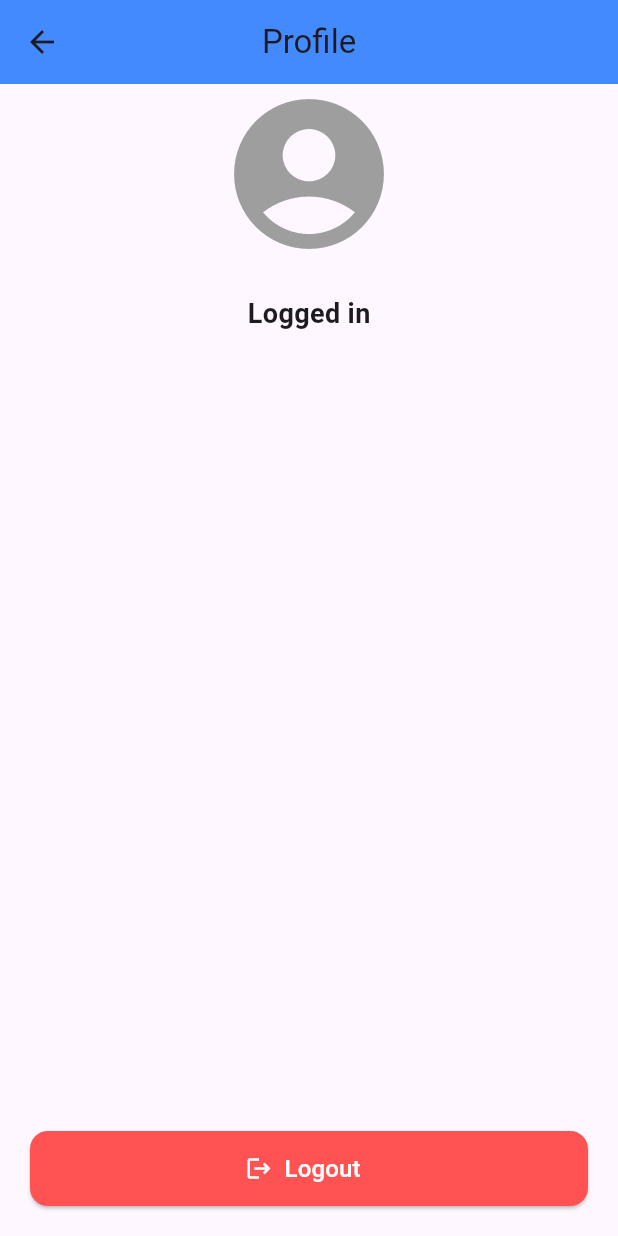
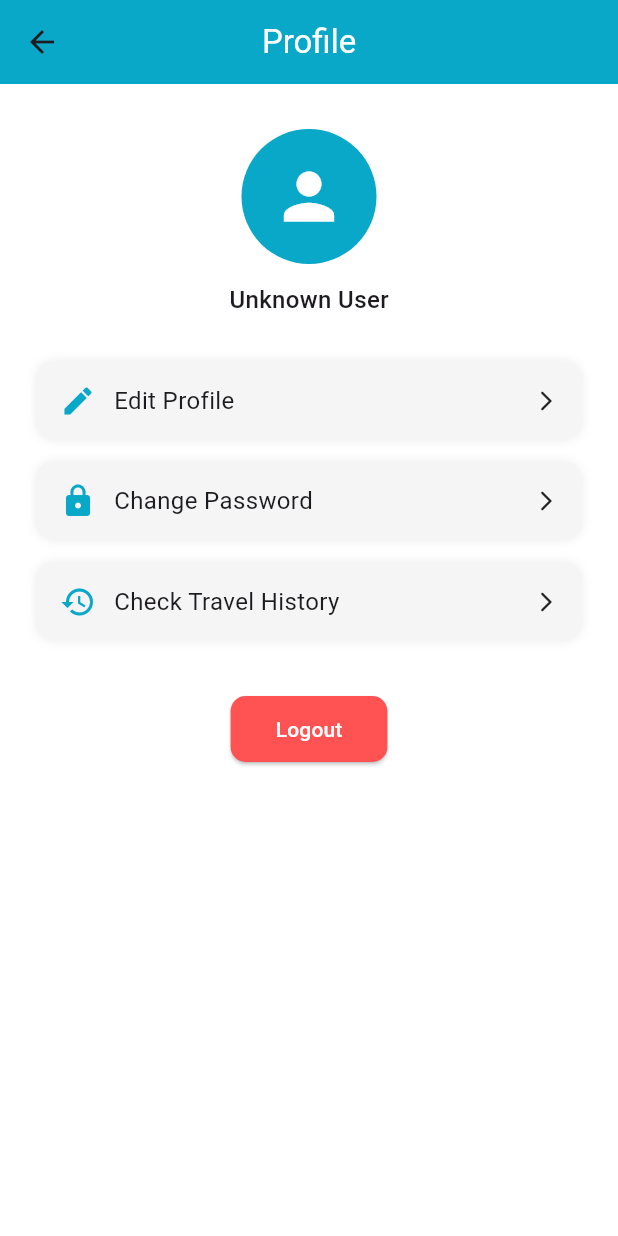
Before and after one commit to TenZinKS/Travvie-Mobile-App-Assignment, a Flutter app: the ProfileScreen screen opened directly, on a phone screen of 412 x 824 dp. Run offline on Flutter 3.47's test engine with Material 3 defaults, Android fonts, the phone set to English and light mode, and no system bars; our stand-ins replace dartz, equatable, flutter_bloc, flutter_signin_button, get_it, hive and 1 more; accounts and stored records are empty; generated files the repository leaves out were written again.

Commit message:
Updated Profile Screen UI and added features for Profile

```diff
--- a/lib/features/home/presentation/bottom_view/profile_screen.dart
+++ b/lib/features/home/presentation/bottom_view/profile_screen.dart
@@ -1,54 +1,118 @@
 import 'package:flutter/material.dart';
 import 'package:travvie/app/service_locator/service_locator.dart';
 import 'package:travvie/features/auth/domain/repository/auth_local_repository.dart';
-import 'package:travvie/features/auth/presentation/view/login_view.dart';
 
 class ProfileScreen extends StatelessWidget {
   const ProfileScreen({super.key});
 
   @override
   Widget build(BuildContext context) {
+    final userEmail = sl<AuthLocalRepository>().getCurrentUserEmail();
+
     return Scaffold(
       appBar: AppBar(
-        title: const Text("Profile"),
+        backgroundColor: const Color(0xFF09A8C8),
+        title: const Text('Profile', style: TextStyle(color: Colors.white)),
         centerTitle: true,
-        backgroundColor: Colors.blueAccent,
       ),
+      backgroundColor: Colors.white,
       body: Column(
-        mainAxisAlignment: MainAxisAlignment.center,
         children: [
-          const Icon(Icons.account_circle, size: 120, color: Colors.grey),
-          const SizedBox(height: 20),
-          const Text(
-            "Logged in",
-            style: TextStyle(fontSize: 18, fontWeight: FontWeight.bold),
+          const SizedBox(height: 30),
+
+          // Avatar + Email
+          CircleAvatar(
+            radius: 45,
+            backgroundColor: const Color(0xFF09A8C8),
+            child: const Icon(Icons.person, size: 50, color: Colors.white),
           ),
-          const Spacer(),
+          const SizedBox(height: 12),
+          Text(
+            userEmail ?? 'Unknown User',
+            style: const TextStyle(fontSize: 16, fontWeight: FontWeight.w500),
+          ),
+          const SizedBox(height: 30),
 
+          // Action Buttons
           Padding(
-            padding: const EdgeInsets.all(20.0),
-            child: ElevatedButton.icon(
-              onPressed: () {
-                sl<AuthLocalRepository>().logout();
-                Navigator.pushReplacement(
+            padding: const EdgeInsets.symmetric(horizontal: 24),
+            child: Column(
+              children: [
+                _profileButton(
                   context,
-                  MaterialPageRoute(builder: (_) =>  LoginView()),
-                );
-              },
-              style: ElevatedButton.styleFrom(
-                backgroundColor: Colors.redAccent,
-                minimumSize: const Size(double.infinity, 50),
-                shape: RoundedRectangleBorder(borderRadius: BorderRadius.circular(12)),
-              ),
-              icon: const Icon(Icons.logout, color: Colors.white),
-              label: const Text(
-                "Logout",
-                style: TextStyle(fontSize: 16, color: Colors.white),
-              ),
+                  icon: Icons.edit,
+                  label: "Edit Profile",
+                  onTap: () {
+                    // Navigate to edit profile screen
+                  },
+                ),
+                _profileButton(
+                  context,
+                  icon: Icons.lock,
+                  label: "Change Password",
+                  onTap: () {
+                    // Navigate to change password screen
+                  },
+                ),
+                _profileButton(
+                  context,
+                  icon: Icons.history,
+                  label: "Check Travel History",
+                  onTap: () {
+                    // Navigate to travel history screen
+                  },
+                ),
+                const SizedBox(height: 20),
+                ElevatedButton(
+                  onPressed: () {
+                    sl<AuthLocalRepository>().logout();
+                    Navigator.pop(context);
+                  },
+                  style: ElevatedButton.styleFrom(
+                    backgroundColor: Colors.redAccent,
+                    padding: const EdgeInsets.symmetric(horizontal: 30, vertical: 12),
+                    shape: RoundedRectangleBorder(borderRadius: BorderRadius.circular(10)),
+                  ),
+                  child: const Text("Logout", style: TextStyle(color: Colors.white)),
+                ),
+              ],
             ),
           ),
         ],
       ),
     );
   }
+
+  Widget _profileButton(BuildContext context,
+      {required IconData icon, required String label, required VoidCallback onTap}) {
+    return Padding(
+      padding: const EdgeInsets.only(bottom: 15),
+      child: InkWell(
+        onTap: onTap,
+        borderRadius: BorderRadius.circular(12),
+        child: Container(
+          decoration: BoxDecoration(
+            borderRadius: BorderRadius.circular(12),
+            color: Colors.grey[100],
+            boxShadow: [
+              BoxShadow(
+                color: Colors.grey.withOpacity(0.2),
+                blurRadius: 5,
+              )
+            ],
+          ),
+          padding: const EdgeInsets.symmetric(horizontal: 16, vertical: 14),
+          child: Row(
+            children: [
+              Icon(icon, color: const Color(0xFF09A8C8)),
+              const SizedBox(width: 12),
+              Text(label, style: const TextStyle(fontSize: 16)),
+              const Spacer(),
+              const Icon(Icons.arrow_forward_ios_rounded, size: 16),
+            ],
+          ),
+        ),
+      ),
+    );
+  }
 }
```
Also changed, not shown: lib/app/service_locator/service_locator.dart (+7 -0 lines), lib/features/profile/domain/use_case/get_user_email.dart (added, +21 -0 lines), lib/features/profile/presentation/view_model/profile_cubit.dart (added, +21 -0 lines), lib/features/profile/presentation/view_model/profile_state.dart (added, +19 -0 lines), 11 other files.
